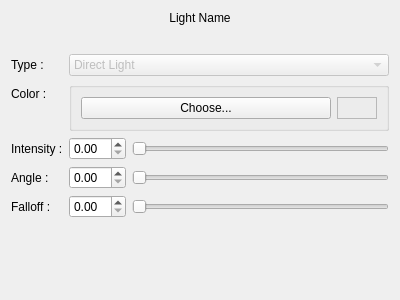
The window that Applications/MainApplication_BE/Gui/ui/LightEditor.ui (SylvainDeker/Radium-Engine) describes before a commit, drawn with Qt 5.
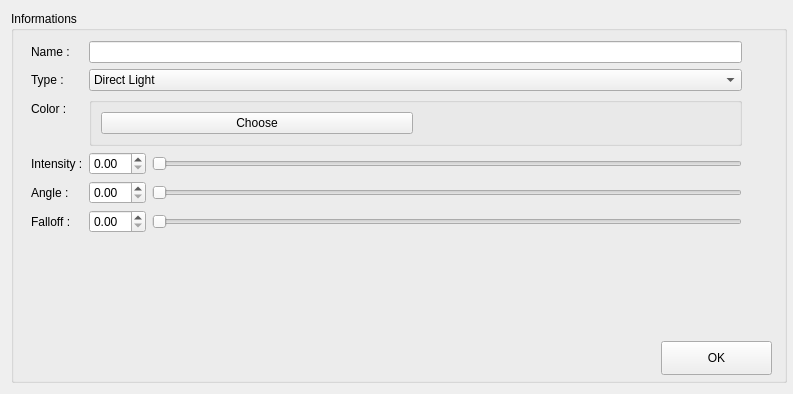
The same window after the commit.

```diff
--- a/Applications/MainApplication_BE/Gui/ui/LightEditor.ui
+++ b/Applications/MainApplication_BE/Gui/ui/LightEditor.ui
@@ -6,127 +6,146 @@
    <rect>
     <x>0</x>
     <y>0</y>
-    <width>400</width>
-    <height>300</height>
+    <width>793</width>
+    <height>394</height>
    </rect>
   </property>
+  <property name="sizePolicy">
+   <sizepolicy hsizetype="Preferred" vsizetype="Preferred">
+    <horstretch>0</horstretch>
+    <verstretch>0</verstretch>
+   </sizepolicy>
+  </property>
   <property name="windowTitle">
    <string>Form</string>
   </property>
-  <layout class="QVBoxLayout" name="verticalLayout">
+  <layout class="QVBoxLayout" name="m_verticalLayout">
+   <property name="rightMargin">
+    <number>6</number>
+   </property>
    <item>
-    <widget class="QLabel" name="m_lightName">
-     <property name="text">
-      <string>Light Name</string>
+    <widget class="QGroupBox" name="m_groupBox">
+     <property name="title">
+      <string>Informations </string>
      </property>
-     <property name="alignment">
-      <set>Qt::AlignCenter</set>
-     </property>
-    </widget>
-   </item>
-   <item>
-    <spacer name="verticalSpacer">
-     <property name="orientation">
-      <enum>Qt::Vertical</enum>
-     </property>
-     <property name="sizeHint" stdset="0">
-      <size>
-       <width>20</width>
-       <height>40</height>
-      </size>
-     </property>
-    </spacer>
-   </item>
-   <item>
-    <layout class="QFormLayout" name="formLayout">
+     <widget class="QWidget" name="m_formLayoutWidget">
+      <property name="geometry">
+       <rect>
+        <x>10</x>
+        <y>30</y>
+        <width>761</width>
+        <height>251</height>
+       </rect>
+      </property>
+      <layout class="QFormLayout" name="m_formLayout">
+       <property name="leftMargin">
+        <number>10</number>
+       </property>
+       <property name="rightMargin">
+        <number>40</number>
+       </property>
      <item row="0" column="0">
-      <widget class="QLabel" name="m_typeLabel">
+        <widget class="QLabel" name="m_name_lab">
        <property name="text">
-        <string>Type :</string>
+          <string>Name : </string>
        </property>
       </widget>
      </item>
+       <item row="0" column="1">
+        <widget class="QLineEdit" name="m_lineEdit"/>
+       </item>
      <item row="1" column="0">
-      <widget class="QLabel" name="m_colorLabel">
+        <widget class="QLabel" name="m_type_lab">
        <property name="text">
-        <string>Color :</string>
+          <string>Type : </string>
        </property>
       </widget>
      </item>
      <item row="1" column="1">
-      <widget class="QGroupBox" name="horizontalGroupBox">
-       <layout class="QHBoxLayout" name="horizontalLayout_2">
-        <item>
-         <widget class="QPushButton" name="m_colorButton">
-          <property name="text">
-           <string>Choose...</string>
-          </property>
-         </widget>
-        </item>
-        <item>
-         <widget class="QFrame" name="m_colorFrame">
+        <widget class="QComboBox" name="m_typeComboBox">
           <property name="minimumSize">
            <size>
-            <width>40</width>
+           <width>120</width>
             <height>0</height>
            </size>
           </property>
-          <property name="maximumSize">
-           <size>
-            <width>10</width>
-            <height>34</height>
-           </size>
+         <item>
+          <property name="text">
+           <string>Direct Light</string>
           </property>
-          <property name="frameShape">
-           <enum>QFrame::StyledPanel</enum>
+         </item>
+         <item>
+          <property name="text">
+           <string>Omni Light</string>
           </property>
-          <property name="frameShadow">
-           <enum>QFrame::Raised</enum>
+         </item>
+         <item>
+          <property name="text">
+           <string>Point Light</string>
           </property>
-         </widget>
-        </item>
-       </layout>
+         </item>
+         <item>
+          <property name="text">
+           <string>Spot Light</string>
+          </property>
+         </item>
       </widget>
      </item>
      <item row="2" column="0">
-      <widget class="QLabel" name="m_intensityLabel">
+        <widget class="QLabel" name="m_color_lab">
        <property name="text">
-        <string>Intensity :</string>
+          <string>Color : </string>
        </property>
       </widget>
      </item>
      <item row="2" column="1">
-      <layout class="QHBoxLayout" name="horizontalLayout_3">
+        <widget class="QGroupBox" name="m_color_layout">
+         <layout class="QHBoxLayout" name="m_layout_color">
        <item>
-        <widget class="QDoubleSpinBox" name="m_intensitySpinBox"/>
+           <widget class="QPushButton" name="m_button_color">
+            <property name="text">
+             <string>Choose</string>
+            </property>
+           </widget>
        </item>
        <item>
-        <widget class="QSlider" name="m_intensitySlider">
-         <property name="orientation">
-          <enum>Qt::Horizontal</enum>
+           <widget class="QFrame" name="m_result_color">
+            <property name="minimumSize">
+             <size>
+              <width>40</width>
+              <height>0</height>
+             </size>
          </property>
         </widget>
        </item>
       </layout>
+        </widget>
      </item>
      <item row="3" column="0">
-      <widget class="QLabel" name="m_angleLabel">
+        <widget class="QLabel" name="m_intensity_lab">
        <property name="text">
-        <string>Angle :</string>
+          <string>Intensity :</string>
        </property>
       </widget>
      </item>
      <item row="4" column="0">
-      <widget class="QLabel" name="m_falloffLabel">
+        <widget class="QLabel" name="m_angle_lab">
+         <property name="text">
+          <string>Angle : </string>
+         </property>
+        </widget>
+       </item>
+       <item row="5" column="0">
+        <widget class="QLabel" name="m_falloff_lab">
        <property name="text">
         <string>Falloff :</string>
        </property>
       </widget>
      </item>
      <item row="3" column="1">
-      <layout class="QHBoxLayout" name="horizontalLayout_4">
-       <item>
-        <widget class="QDoubleSpinBox" name="m_angleSpinBox"/>
+        <layout class="QHBoxLayout" name="m_intensity_layout">
+         <item alignment="Qt::AlignLeft">
+          <widget class="QDoubleSpinBox" name="m_intensity_spinbox"/>
        </item>
        <item>
         <widget class="QSlider" name="m_angleSlider">
@@ -138,9 +157,9 @@
       </layout>
      </item>
      <item row="4" column="1">
-      <layout class="QHBoxLayout" name="horizontalLayout_5">
-       <item>
-        <widget class="QDoubleSpinBox" name="m_falloffSpinBox"/>
+        <layout class="QHBoxLayout" name="m_angle_layout">
+         <item alignment="Qt::AlignLeft">
+          <widget class="QDoubleSpinBox" name="m_angle_spinbox"/>
        </item>
        <item>
         <widget class="QSlider" name="m_falloffSlider">
@@ -151,79 +170,36 @@
        </item>
       </layout>
      </item>
-     <item row="0" column="1">
-      <widget class="QComboBox" name="m_typeComboBox">
-       <property name="enabled">
-        <bool>false</bool>
-       </property>
-       <property name="minimumSize">
-        <size>
-         <width>100</width>
-         <height>0</height>
-        </size>
-       </property>
-       <item>
-        <property name="text">
-         <string>Direct Light</string>
-        </property>
+       <item row="5" column="1">
+        <layout class="QHBoxLayout" name="m_falloff_layout">
+         <item alignment="Qt::AlignLeft">
+          <widget class="QDoubleSpinBox" name="m_falloff_spinbox"/>
        </item>
        <item>
-        <property name="text">
-         <string>Omni Light</string>
-        </property>
-       </item>
-       <item>
-        <property name="text">
-         <string>Point Light</string>
-        </property>
-       </item>
-       <item>
-        <property name="text">
-         <string>Spot Light</string>
-        </property>
-       </item>
+          <widget class="QSlider" name="m_falloff_slider">
+           <property name="orientation">
+            <enum>Qt::Horizontal</enum>
+           </property>
       </widget>
      </item>
     </layout>
    </item>
-   <item>
-    <spacer name="verticalSpacer_4">
-     <property name="orientation">
-      <enum>Qt::Vertical</enum>
-     </property>
-     <property name="sizeHint" stdset="0">
-      <size>
-       <width>20</width>
-       <height>40</height>
-      </size>
-     </property>
-    </spacer>
-   </item>
-   <item>
-    <spacer name="verticalSpacer_3">
-     <property name="orientation">
-      <enum>Qt::Vertical</enum>
-     </property>
-     <property name="sizeHint" stdset="0">
-      <size>
-       <width>20</width>
-       <height>40</height>
-      </size>
-     </property>
-    </spacer>
-   </item>
-   <item>
-    <spacer name="verticalSpacer_2">
-     <property name="orientation">
-      <enum>Qt::Vertical</enum>
-     </property>
-     <property name="sizeHint" stdset="0">
-      <size>
-       <width>20</width>
-       <height>40</height>
-      </size>
-     </property>
-    </spacer>
+      </layout>
+     </widget>
+     <widget class="QPushButton" name="m_button_create">
+      <property name="geometry">
+       <rect>
+        <x>650</x>
+        <y>330</y>
+        <width>111</width>
+        <height>34</height>
+       </rect>
+      </property>
+      <property name="text">
+       <string>OK</string>
+      </property>
+     </widget>
+    </widget>
    </item>
   </layout>
  </widget>
```
Left out of the diff: 4 changed lines with no effect on the pictures. Lines whose indentation alone changed are shown as unchanged.
